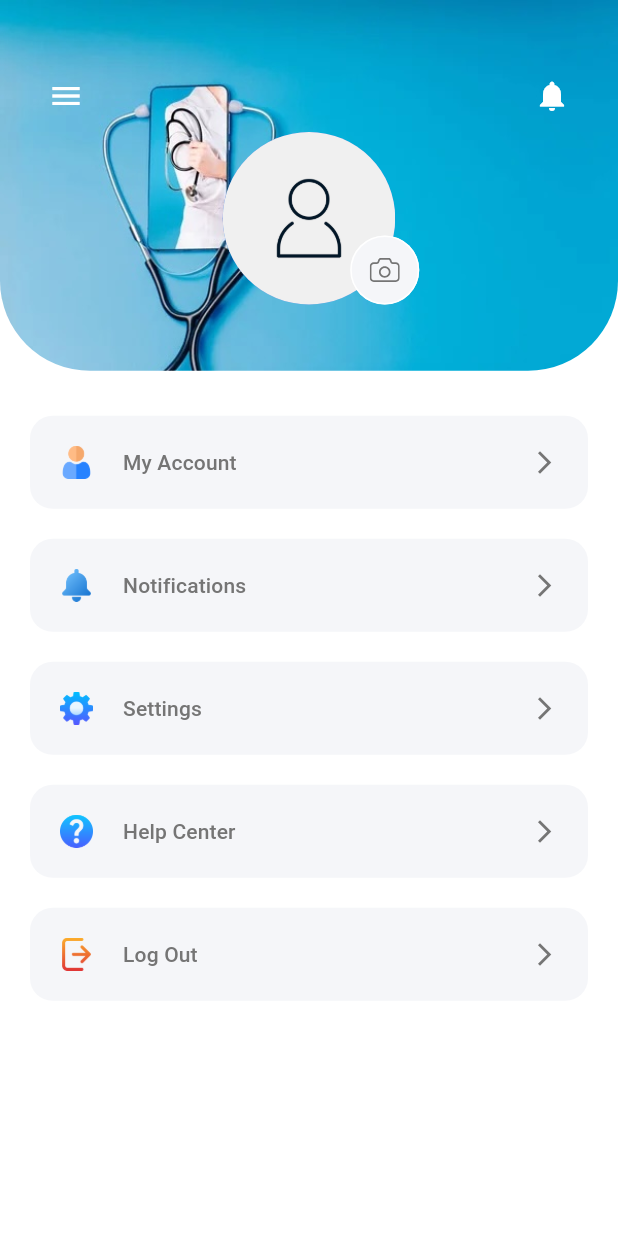
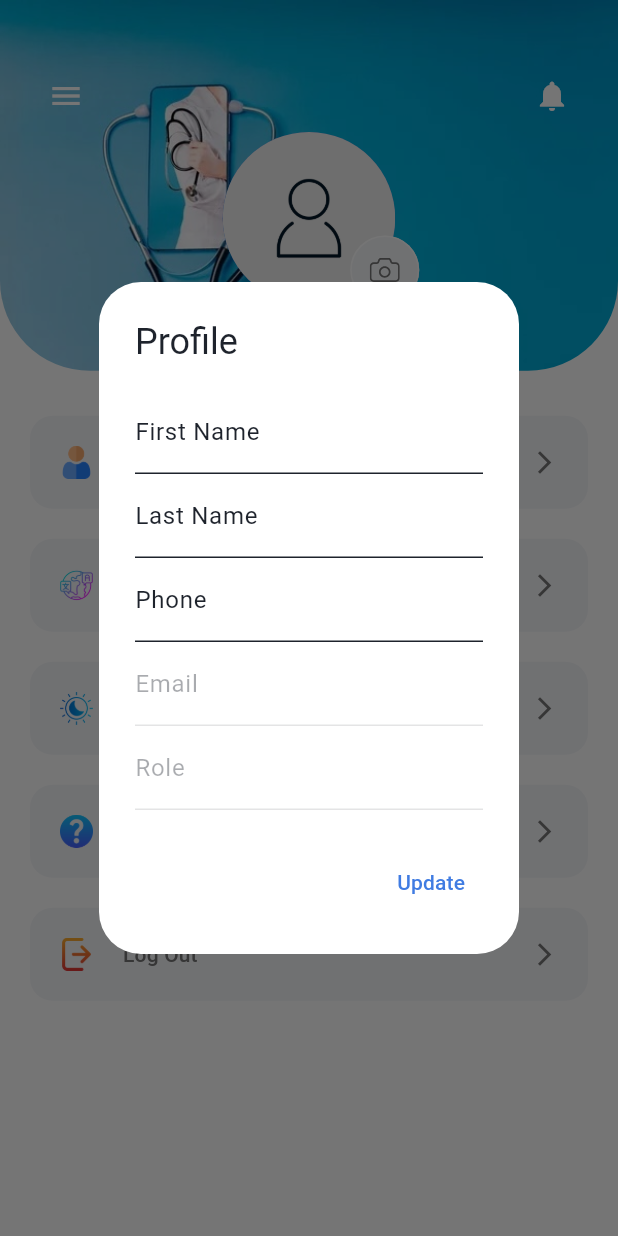
Before and after one commit to mahider-anmut/telemedicine-app, a Flutter app: the ProfilePage screen opened directly, after a tap on "My Account", on a phone screen of 412 x 824 dp. Run offline on Flutter 3.47's test engine with Material 3 defaults, Android fonts, the phone set to English and light mode, and no system bars; our stand-ins replace connectivity_plus, file_picker, flutter_spinkit, flutter_svg, fluttertoast, geocoding and 7 more; accounts and stored records are empty; network calls fail.

Commit message:
update profile

```diff
--- a/lib/constants/assets.dart
+++ b/lib/constants/assets.dart
@@ -38,6 +38,9 @@ class LocalAssets {
   static const String favouritesIcon = '$baseIcons/favourite.png';
   static const String favouritesAltIcon = '$baseIcons/favourite2.png';
   static const String scheduleIcon = '$baseIcons/timetable.png';
+  static const String translatorIcon = '$baseIcons/translator.png';
+  static const String themeIcon = '$baseIcons/themes.png';
+
 
 
 
--- a/lib/constants/constants.dart
+++ b/lib/constants/constants.dart
@@ -9,6 +9,7 @@ class Constants {
   static const String firstName = "firstName";
   static const String lastName = "lastName";
   static const String email = "email";
+  static const String phone = "phone";
   static const String approved = "approved";
   static const String role = "role";
   static const String status = "status";
--- a/lib/view/ProfilePage.dart
+++ b/lib/view/ProfilePage.dart
@@ -306,8 +306,11 @@ class _ProfilePageState extends State<ProfilePage> {
   bool isDarkTheme = false;
   String firstName = "";
   String lastName = "";
-  String companyName = "";
+  String phone = "";
+  String role = "";
+  String email = "";
   String _selectedLanguage = 'en';
+  String _selectedTheme = 'light';
 
   @override
   void initState() {
@@ -318,11 +321,21 @@ class _ProfilePageState extends State<ProfilePage> {
   checkFirst() async {
     String first = await SharedPreference.getString(Constants.firstName);
     String last = await SharedPreference.getString(Constants.lastName);
+    String userRole = await SharedPreference.getString(Constants.role);
+    String userEmail = await SharedPreference.getString(Constants.email);
+    String phoneNumber = await SharedPreference.getString(Constants.phone);
     String local = await SharedPreference.getString(Constants.appLang,"en");
+    bool isDarkTheme = await SharedPreference.getBool(Constants.isDarkMode,false);
+    String selectedTheme = isDarkTheme ?"dark":"light";
+
     setState(() {
       firstName = first;
       lastName = last;
+      role=userRole;
+      email=userEmail;
+      phone=phoneNumber;
       _selectedLanguage = local;
+      _selectedTheme = selectedTheme;
     });
   }
 
@@ -369,6 +382,111 @@ class _ProfilePageState extends State<ProfilePage> {
               // Add more languages here
             ],
           ),
+        );
+      },
+    );
+  }
+
+  void _showThemeDialog() {
+    showDialog(
+      context: context,
+      builder: (BuildContext context) {
+        return AlertDialog(
+          title: Text(AppLocalizations.of(context).translate('Theme')),
+          content: Column(
+            mainAxisSize: MainAxisSize.min,
+            children: [
+              RadioListTile<String>(
+                title: Text("Dark Theme"),
+                value: 'dark',
+                groupValue: _selectedTheme,
+                onChanged: (String? value) {
+                  setState(() {
+                    _selectedTheme = "dark";
+                  });
+                  Provider.of<ThemeProvider>(context, listen: false).toggleTheme();
+                  Navigator.of(context).pop();
+                },
+              ),
+              RadioListTile<String>(
+                title: Text("Light Theme"),
+                value: 'light',
+                groupValue: _selectedTheme,
+                onChanged: (String? value) {
+                  setState(() {
+                    _selectedTheme = "light";
+                  });
+                  Provider.of<ThemeProvider>(context, listen: false).toggleTheme();
+                  Navigator.of(context).pop();
+                },
+              ),
+              // Add more languages here
+            ],
+          ),
+        );
+      },
+    );
+  }
+
+  void _showProfileDialog() {
+    TextEditingController firstNameController = TextEditingController(text: firstName);
+    TextEditingController lastNameController = TextEditingController(text: lastName);
+    TextEditingController phoneController = TextEditingController(text: phone);
+    TextEditingController emailController = TextEditingController(text: email);
+    TextEditingController roleController = TextEditingController(text: role);
+
+    showDialog(
+      context: context,
+      builder: (BuildContext context) {
+        return AlertDialog(
+          title: Text("Profile"),
+          content: SingleChildScrollView(
+            child: Column(
+              mainAxisSize: MainAxisSize.min,
+              children: [
+                TextField(
+                  controller: firstNameController,
+                  decoration: InputDecoration(labelText: "First Name"),
+                ),
+                TextField(
+                  controller: lastNameController,
+                  decoration: InputDecoration(labelText: "Last Name"),
+                ),
+                TextField(
+                  controller: phoneController,
+                  decoration: InputDecoration(labelText: "Phone"),
+                  keyboardType: TextInputType.phone,
+                ),
+                TextField(
+                  controller: emailController,
+                  decoration: InputDecoration(labelText: "Email"),
+                  enabled: false,
+                ),
+                TextField(
+                  controller: roleController,
+                  decoration: InputDecoration(labelText: "Role"),
+                  enabled: false,
+                ),
+              ],
+            ),
+          ),
+          actions: [
+            TextButton(
+              onPressed: () {
+                // Update user profile logic here
+                setState(() {
+                  firstName = firstNameController.text;
+                  lastName = lastNameController.text;
+                  phone = phoneController.text;
+                });
+
+
+
+                Navigator.of(context).pop();
+              },
+              child: Text("Update"),
+            ),
+          ],
         );
       },
     );
@@ -460,17 +578,22 @@ class _ProfilePageState extends State<ProfilePage> {
             ProfileMenu(
               text: "My Account",
               icon: LocalAssets.userIcon,
-              press: () => {},
+              press: _showProfileDialog,
+            ),
+            // ProfileMenu(
+            //   text: "Notifications",
+            //   icon: LocalAssets.notificationIcon,
+            //   press: () {},
+            // ),
+            ProfileMenu(
+              text: "Language",
+              icon: LocalAssets.translatorIcon,
+              press: _showLanguageDialog,
             ),
             ProfileMenu(
-              text: "Notifications",
-              icon: LocalAssets.notificationIcon,
-              press: () {},
-            ),
-            ProfileMenu(
-              text: "Settings",
-              icon: LocalAssets.settingsIcon,
-              press: _showLanguageDialog,
+              text: "Theme",
+              icon: LocalAssets.themeIcon,
+              press: _showThemeDialog,
             ),
             ProfileMenu(
               text: "Help Center",
--- a/lib/view/consultations/chatItem.dart
+++ b/lib/view/consultations/chatItem.dart
@@ -3,7 +3,9 @@ import 'package:telemedicine/utils/utils.dart';
 
 import '../../constants/assets.dart';
 import '../../constants/colors.dart';
+import '../../constants/constants.dart';
 import '../../model/Chat.dart';
+import '../../service/shared_preference.dart';
 import '../../widgets/custom/detailstext1.dart';
 import '../../widgets/custom/detailstext2.dart';
 import 'consultationChat.dart';
@@ -18,6 +20,23 @@ class ChatItem extends StatefulWidget {
 }
 
 class _ChatItemState extends State<ChatItem> {
+
+  var role = "";
+
+  @override
+  void initState() {
+    super.initState();
+    init();
+  }
+
+  init() async {
+    var userRole = await SharedPreference.getString(Constants.role);
+
+    setState(() {
+      role=userRole;
+    });
+  }
+
   @override
   Widget build(BuildContext context) {
     Widget chatItemView = GestureDetector(
@@ -37,7 +56,7 @@ class _ChatItemState extends State<ChatItem> {
                 ? NetworkImage(widget.chat.doctor!.profileImage!)
                 : AssetImage(LocalAssets.avatar) as ImageProvider,
           ),
-          title: Text1(text1: "${widget.chat.doctor?.firstName!} ${widget.chat.doctor?.lastName!}"),
+          title: Text1(text1: "${role=="doctor"?widget.chat.patient?.firstName:widget.chat.doctor?.firstName} ${role=="doctor"?widget.chat.patient?.lastName:widget.chat.doctor?.lastName}"),
           subtitle: Text2(text2: widget.chat.status=="closed"?"Chat is closed":widget.chat.lastMessage!),
           trailing: Padding(
             padding: const EdgeInsets.only(top: 8),
--- a/lib/view/consultations/consultationChat.dart
+++ b/lib/view/consultations/consultationChat.dart
@@ -300,19 +300,26 @@ class _ConsultationChatState extends State<ConsultationChat> {
   bool isSending = false;
   File? imageFile;
 
+  var role = "";
+
+
+
   @override
   void initState() {
     super.initState();
+
     fetchMessages();
   }
 
   Future<void> fetchMessages() async {
     setState(() => isLoading = true);
     try {
+      var userRole = await SharedPreference.getString(Constants.role);
       var user = await SharedPreference.getString(Constants.userId);
       List<Message> messages = await ChatController.getAllMessageByChatId(widget.chat.id!);
 
       setState(() {
+        role=userRole;
         userId = user;
         allMessages = messages;
       });
@@ -355,7 +362,7 @@ class _ConsultationChatState extends State<ConsultationChat> {
     return Scaffold(
       body: Column(
         children: [
-          HeaderMiniChatCardWidget(title: "${widget.chat.doctor!.firstName} ${widget.chat.doctor!.lastName}",imgUrl: null),
+          HeaderMiniChatCardWidget(title: "${role=="doctor"?widget.chat.patient?.firstName:widget.chat.doctor?.firstName} ${role=="doctor"?widget.chat.patient?.lastName:widget.chat.doctor?.lastName}",imgUrl: null),
           SizedBox(height: 8.0),
           Expanded(
             child: ListView.builder(
```
Also changed, not shown: assets/icons/consulting.png (added), assets/icons/notificationAlt.png (added), assets/icons/theme.png (added), assets/icons/themes.png (added), assets/icons/translator.png (added).
